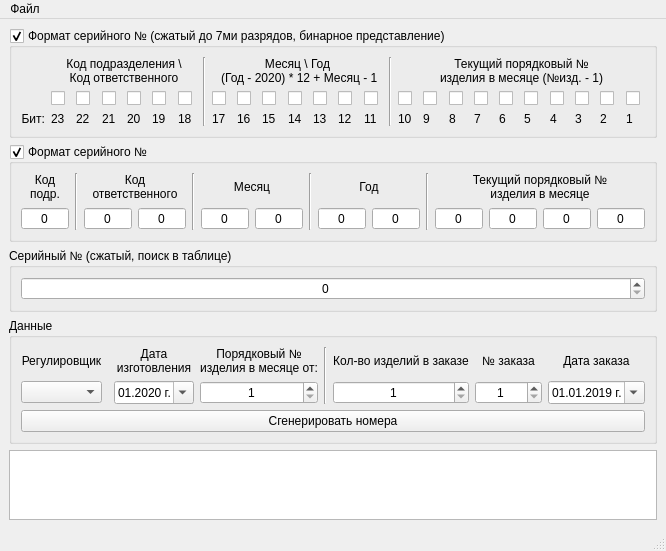
Old version of the form mainwindow.ui in the repository XRay3D/BitHuffman.
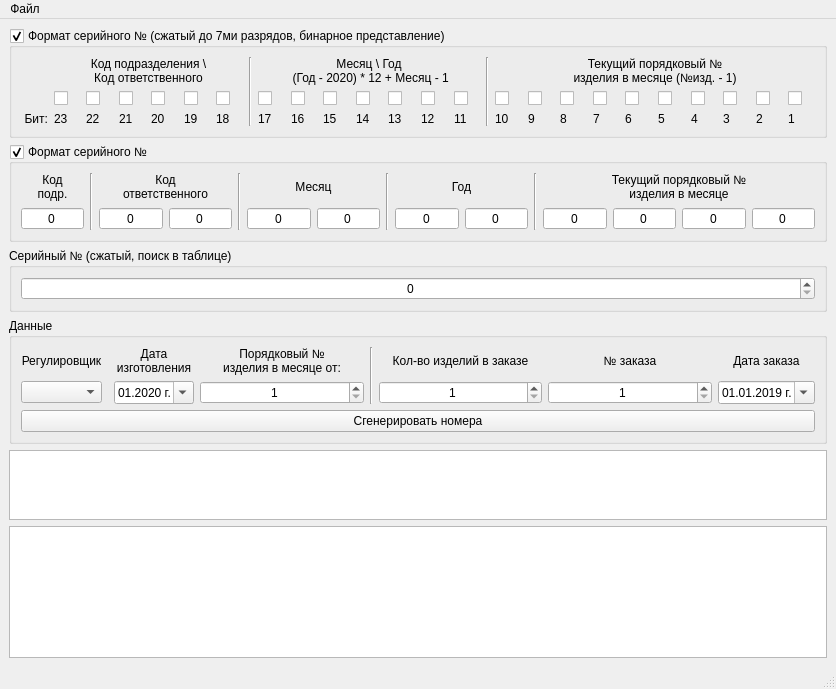
New version of the form.

What changed in the file:
```diff
--- a/mainwindow.ui
+++ b/mainwindow.ui
@@ -6,15 +6,15 @@
    <rect>
     <x>0</x>
     <y>0</y>
-    <width>634</width>
-    <height>510</height>
+    <width>836</width>
+    <height>689</height>
    </rect>
   </property>
   <property name="windowTitle">
    <string>Генератор серийных номеров</string>
   </property>
   <widget class="QWidget" name="centralwidget">
-   <layout class="QVBoxLayout" name="verticalLayout" stretch="0,0,0,0,3">
+   <layout class="QVBoxLayout" name="verticalLayout" stretch="0,0,0,0,3,0">
     <item>
      <widget class="QGroupBox" name="groupBoxFormatBit">
       <property name="title">
@@ -1027,6 +1027,16 @@
       </property>
      </widget>
     </item>
+    <item>
+     <widget class="QTableView" name="tableViewSql">
+      <property name="editTriggers">
+       <set>QAbstractItemView::DoubleClicked</set>
+      </property>
+      <property name="alternatingRowColors">
+       <bool>true</bool>
+      </property>
+     </widget>
+    </item>
    </layout>
   </widget>
   <widget class="QMenuBar" name="menubar">
@@ -1034,7 +1044,7 @@
     <rect>
      <x>0</x>
      <y>0</y>
-     <width>634</width>
+     <width>836</width>
      <height>21</height>
     </rect>
    </property>
```
Left out of the diff: 12 changed lines with no effect on the pictures.
